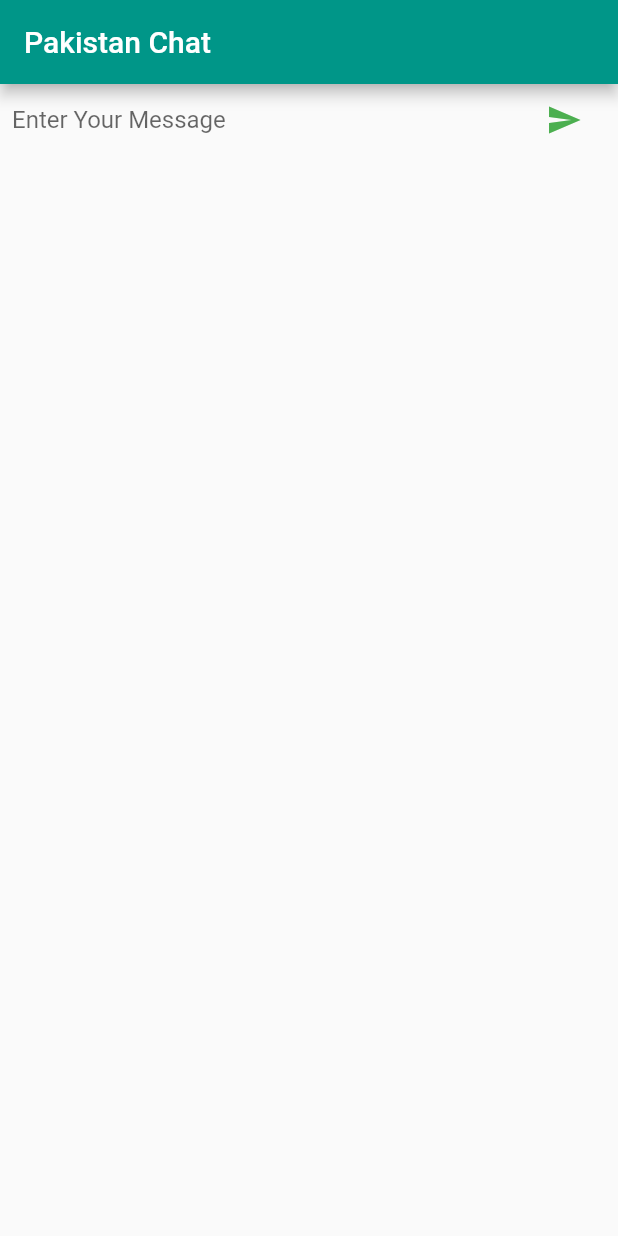
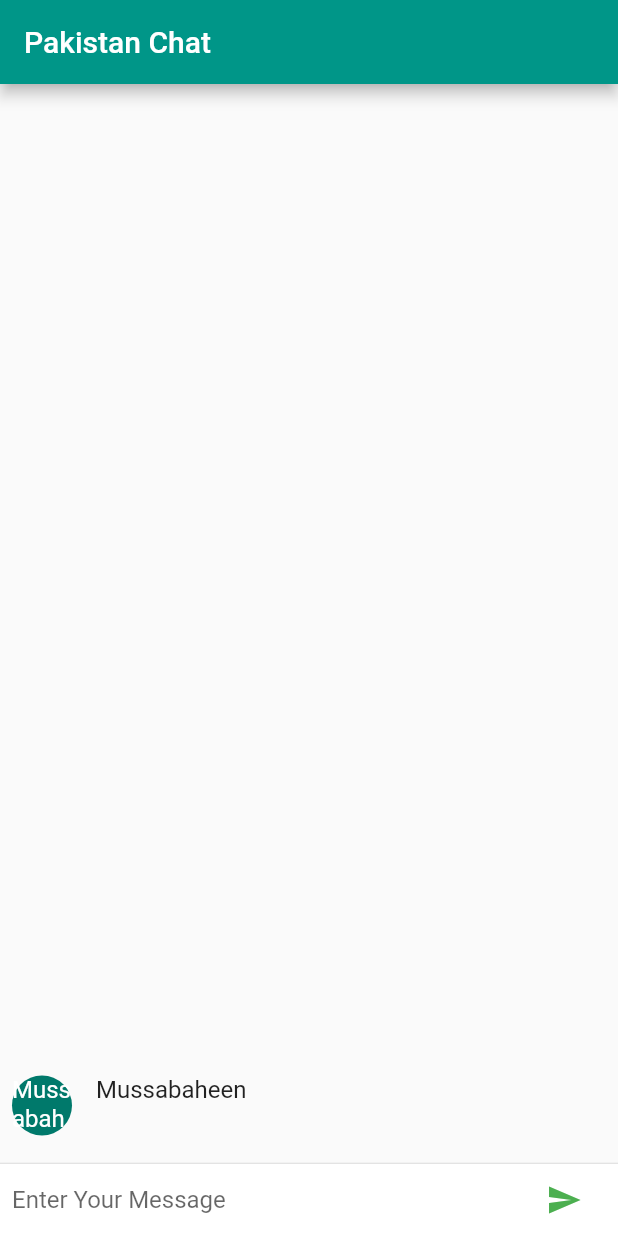
Before and after one commit to Mussabaheen/Chat_app, a Flutter app: the screen it shows after launch, after a tap on the "send" icon, on a phone screen of 412 x 824 dp. Run offline on Flutter 3.47's test engine with Material 2 defaults, Android fonts, the phone set to English and light mode, and no system bars.

Commit message:
Bug Fixed!

```diff
--- a/lib/Chat_module.dart
+++ b/lib/Chat_module.dart
@@ -12,6 +12,13 @@ class _ChatScreenState extends State<ChatScreen> {
   void _handledsubmt(String msg)
   {
     txtcontrol.clear();
+    ChatMessage chatMessage=new ChatMessage(
+      f_message: msg,
+    );
+
+    setState(() {
+      _message.insert(0, chatMessage);
+    });
 
   }
 
@@ -51,6 +58,28 @@ class _ChatScreenState extends State<ChatScreen> {
   }
   @override
   Widget build(BuildContext context) {
-    return _textcomposerWidget();
+    return new Column(
+      children: <Widget>[
+        new Flexible(
+
+          child: new ListView.builder(padding: new EdgeInsets.all(8.0),
+          reverse: true,
+            itemBuilder: (_,int index)=>_message[index],
+            itemCount: _message.length,
+          ),
+
+        ),
+        new Divider(height: 1.0,),
+        new Container(
+          decoration: new BoxDecoration(
+            color: Theme.of(context).cardColor,
+
+          ),
+          child: _textcomposerWidget(),
+        )
+
+      ],
+
+    );
   }
 }
--- a/lib/message_send.dart
+++ b/lib/message_send.dart
@@ -2,12 +2,10 @@ import 'package:flutter/material.dart';
 
 class ChatMessage extends StatelessWidget {
    var _name="Mussabaheen";
-    String f_message;
+   final String f_message;
 
-   ChatMessage()
-   {
-     this.f_message;
-   }
+  ChatMessage({this.f_message});
+
 
   @override
   Widget build(BuildContext context) {
```
